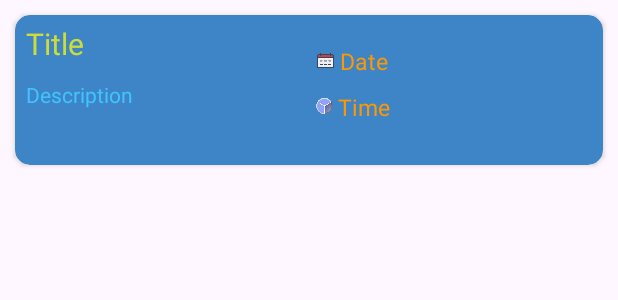
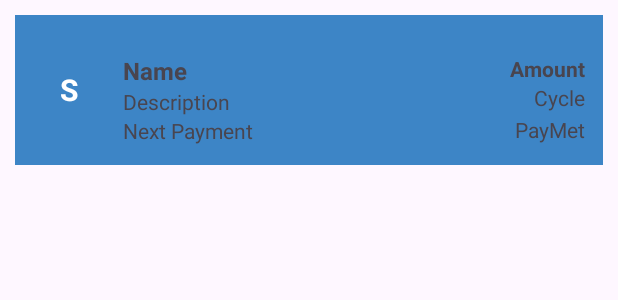
Before and after one commit to CristianM100/SubscriptionTracker, an Android app: the layout item.xml on its own in the app's theme, with its tools: preview values and no code run, on a phone screen of 412 x 824 dp. Shown: the top 300 px of the screen. Run offline under Robolectric (Android 15) with nearby library versions, the phone set to English and light mode, and no system bars; Roboto replaces fonts that are not available here.

Commit message:
renew item.xml

```diff
--- a/app/src/main/java/com/example/subscriptiontracker/MainActivity.kt
+++ b/app/src/main/java/com/example/subscriptiontracker/MainActivity.kt
@@ -10,7 +10,7 @@ class MainActivity : AppCompatActivity() {
     override fun onCreate(savedInstanceState: Bundle?) {
         super.onCreate(savedInstanceState)
         enableEdgeToEdge()
-        setContentView(R.layout.activity_main)
+        setContentView(R.layout.item)
         /*ViewCompat.setOnApplyWindowInsetsListener(findViewById(R.id.activity_main)) { v, insets ->
             val systemBars = insets.getInsets(WindowInsetsCompat.Type.systemBars())
             v.setPadding(systemBars.left, systemBars.top, systemBars.right, systemBars.bottom)
--- a/app/src/main/res/layout/item.xml
+++ b/app/src/main/res/layout/item.xml
@@ -1,10 +1,8 @@
 <?xml version="1.0" encoding="utf-8"?>
-<androidx.cardview.widget.CardView xmlns:android="http://schemas.android.com/apk/res/android"
+<androidx.constraintlayout.widget.ConstraintLayout
+    xmlns:android="http://schemas.android.com/apk/res/android"
     xmlns:app="http://schemas.android.com/apk/res-auto"
     xmlns:tools="http://schemas.android.com/tools"
-    app:cardBackgroundColor="@color/widgetColor"
-    app:cardCornerRadius="10dp"
-    app:cardElevation="2dp"
     android:id="@+id/itemLayout"
     android:layout_width="match_parent"
     android:layout_height="100dp"
@@ -12,115 +10,88 @@
     android:layout_marginRight="10dp"
     android:layout_marginTop="10dp"
     android:layout_marginBottom="10dp"
+    android:padding="12dp"
+    android:background="@color/widgetColor"
+    android:orientation="horizontal"
     android:clickable="true"
-    android:foreground="?android:attr/selectableItemBackground"
-    android:focusable="true">
+    android:focusable="true"
+    android:foreground="?android:attr/selectableItemBackground">
 
-    <LinearLayout
-        android:layout_width="match_parent"
-        android:layout_height="match_parent"
-        android:orientation="horizontal">
+    <!-- Colored Circle with First Letter -->
+    <TextView
+        android:id="@+id/itemIcon"
+        android:layout_width="48dp"
+        android:layout_height="48dp"
+        android:gravity="center"
+        android:textSize="20sp"
+        android:textStyle="bold"
+        android:textColor="@android:color/white"
+        tools:text="S"
+        app:layout_constraintTop_toTopOf="parent"
+        app:layout_constraintBottom_toBottomOf="parent"
+        app:layout_constraintStart_toStartOf="parent"/>
 
-        <LinearLayout
-            android:layout_width="192dp"
-            android:layout_height="match_parent"
-            android:orientation="vertical">
+    <!-- Name -->
+    <TextView
+        android:id="@+id/itemName"
+        android:layout_width="0dp"
+        android:layout_height="wrap_content"
+        android:textStyle="bold"
+        android:textSize="16sp"
+        android:layout_marginStart="12dp"
+        tools:text="Name"
+        app:layout_constraintTop_toTopOf="@+id/itemIcon"
+        app:layout_constraintStart_toEndOf="@id/itemIcon"
+        app:layout_constraintEnd_toStartOf="@id/itemAmount"
+        app:layout_constraintHorizontal_bias="0"/>
 
+    <!-- Description -->
     <TextView
-                android:id="@+id/title"
-                android:layout_width="match_parent"
+        android:id="@+id/itemDesc"
+        android:layout_width="0dp"
         android:layout_height="wrap_content"
-                android:layout_marginStart="7dp"
-                android:layout_marginTop="5dp"
-                android:layout_marginEnd="5dp"
-                android:layout_marginBottom="5dp"
-                android:gravity="left"
-                android:maxLength="30"
-                android:textColor="@color/titlecolor"
-                android:textSize="20sp"
-                tools:ignore="RtlHardcoded"
-                tools:text="Title">
-            </TextView>
+        tools:text="Description"
+        app:layout_constraintTop_toBottomOf="@id/itemName"
+        app:layout_constraintStart_toStartOf="@id/itemName"
+        app:layout_constraintEnd_toStartOf="@id/itemAmount"/>
 
+    <!-- Status / Date Info -->
     <TextView
-                android:id="@+id/description"
-                android:layout_width="match_parent"
+        android:id="@+id/itemPayDate"
+        android:layout_width="0dp"
         android:layout_height="wrap_content"
-                android:layout_marginStart="7dp"
-                android:layout_marginTop="5dp"
-                android:layout_marginEnd="5dp"
-                android:layout_marginBottom="5dp"
-                android:gravity="left"
-                android:maxLength="20"
-                android:textColor="@color/descolor"
-                android:textSize="14sp"
-                tools:ignore="RtlHardcoded"
-                tools:text="Description">
-            </TextView>
+        android:layout_marginBottom="4dp"
+        tools:text="Next Payment"
+        app:layout_constraintTop_toBottomOf="@id/itemDesc"
+        app:layout_constraintStart_toStartOf="@id/itemDesc"
+        app:layout_constraintEnd_toStartOf="@id/itemAmount"/>
 
-        </LinearLayout>
-
-        <LinearLayout
-            android:layout_width="match_parent"
-            android:layout_height="match_parent"
-            android:orientation="vertical">
-
-            <LinearLayout
-                android:layout_width="match_parent"
-                android:layout_height="23dp"
-                android:layout_marginStart="5dp"
-                android:layout_marginTop="20dp"
-                android:layout_marginEnd="2dp"
-                android:layout_marginBottom="5dp"
-                android:orientation="horizontal"
-                tools:ignore="UseCompoundDrawables">
-
-                <ImageView
-                    android:id="@+id/calendar_icon"
-                    android:layout_width="19dp"
-                    android:layout_height="14dp"
-                    android:layout_marginTop="3dp"
-                    android:contentDescription="@string/calendar_icon"
-                    app:srcCompat="@drawable/calendar" />
-
+    <!-- Amount -->
     <TextView
-                    android:id="@+id/date"
+        android:id="@+id/itemAmount"
         android:layout_width="wrap_content"
         android:layout_height="wrap_content"
-                    android:textColor="@color/timecolor"
-                    android:textSize="15sp"
-                    tools:text="Date">
-                </TextView>
-            </LinearLayout>
+        android:textStyle="bold"
+        tools:text="Amount"
+        app:layout_constraintTop_toTopOf="@id/itemName"
+        app:layout_constraintEnd_toEndOf="parent"/>
 
-            <LinearLayout
-                android:layout_width="match_parent"
-                android:layout_height="wrap_content"
-                android:orientation="horizontal"
-                android:layout_marginStart="5dp"
-                android:layout_marginTop="2dp"
-                android:layout_marginEnd="2dp"
-                android:layout_marginBottom="5dp"
-                tools:ignore="UseCompoundDrawables">
-
-            <ImageView
-                android:id="@+id/clock_icon"
-                android:layout_width="18dp"
-                android:layout_height="12dp"
-                android:layout_marginTop="4dp"
-                android:contentDescription="@string/clock_icon"
-                app:srcCompat="@drawable/clock" />
-
+    <!-- Cycle -->
     <TextView
-                android:id="@+id/time"
+        android:id="@+id/itemCycle"
         android:layout_width="wrap_content"
         android:layout_height="wrap_content"
-                android:textColor="@color/timecolor"
-                android:textSize="15sp"
-                tools:text="Time">
-            </TextView>
-        </LinearLayout>
-        </LinearLayout>
+        tools:text="Cycle"
+        app:layout_constraintTop_toBottomOf="@id/itemAmount"
+        app:layout_constraintEnd_toEndOf="parent"/>
 
-    </LinearLayout>
-</androidx.cardview.widget.CardView>
+    <!-- Payment Method -->
+    <TextView
+        android:id="@+id/itemPayMet"
+        android:layout_width="wrap_content"
+        android:layout_height="wrap_content"
+        tools:text="PayMet"
+        app:layout_constraintTop_toBottomOf="@id/itemCycle"
+        app:layout_constraintBottom_toBottomOf="parent"
+        app:layout_constraintEnd_toEndOf="parent"/>
+</androidx.constraintlayout.widget.ConstraintLayout>
```
Lines whose indentation alone changed are shown as unchanged.
